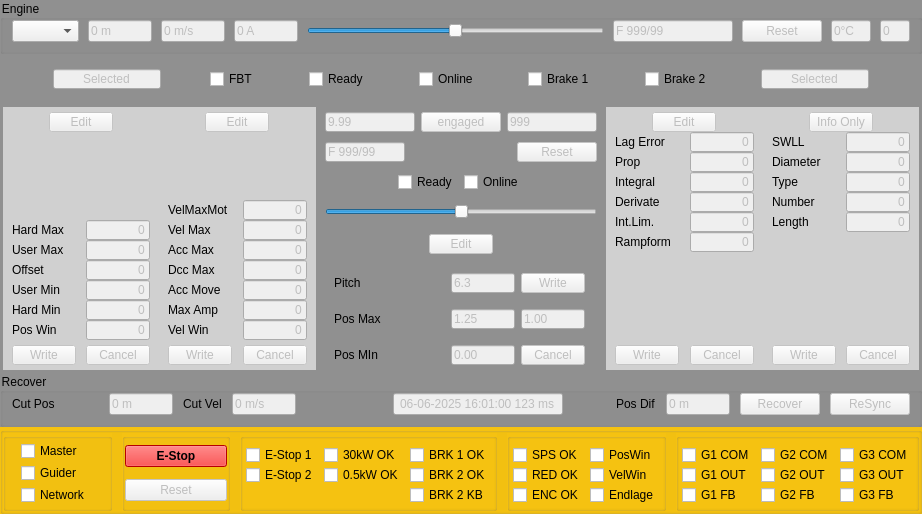
This is Migrating/Achse_Linux.ui in martburg/Migrate-Steuerung3D as Qt 5 draws it before an edit. The edited form follows.
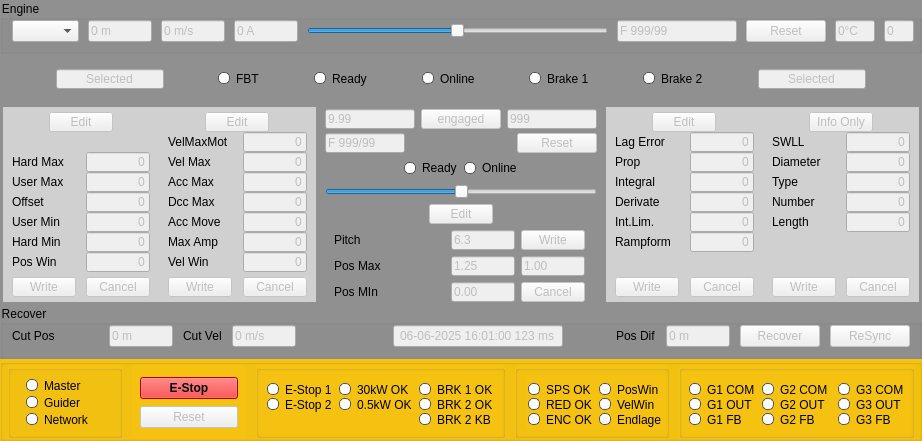
This is the edited form.

Patch:
```diff
--- a/Migrating/Achse_Linux.ui
+++ b/Migrating/Achse_Linux.ui
@@ -7,7 +7,7 @@
     <x>0</x>
     <y>0</y>
     <width>922</width>
-    <height>514</height>
+    <height>433</height>
    </rect>
   </property>
   <property name="windowTitle">
@@ -17,7 +17,17 @@
    <string notr="true">QGroupBox {
     background-color: #909090;
 }
-</string>
+QCheckBox::indicator {
+    width: 10px;
+    height: 10px;
+    border-radius: 5px;
+    border: 1px solid #555;
+    background-color: white;
+}
+
+QCheckBox::indicator:checked {
+    background-color: #0078d7;
+}</string>
   </property>
   <layout class="QVBoxLayout" name="mainLayout">
    <property name="spacing">
@@ -51,7 +61,7 @@
        <number>0</number>
       </property>
       <property name="rightMargin">
-       <number>9</number>
+       <number>5</number>
       </property>
       <property name="bottomMargin">
        <number>9</number>
@@ -3996,13 +4006,13 @@
        <number>10</number>
       </property>
       <property name="leftMargin">
-       <number>0</number>
+       <number>5</number>
       </property>
       <property name="topMargin">
        <number>0</number>
       </property>
       <property name="rightMargin">
-       <number>0</number>
+       <number>5</number>
       </property>
       <property name="bottomMargin">
        <number>0</number>
@@ -4020,16 +4030,19 @@
           <number>15</number>
          </property>
          <property name="topMargin">
-          <number>0</number>
+          <number>5</number>
          </property>
          <property name="rightMargin">
           <number>0</number>
          </property>
          <property name="bottomMargin">
-          <number>0</number>
+          <number>5</number>
          </property>
          <item>
           <widget class="QCheckBox" name="cbEsMaster">
+           <property name="styleSheet">
+            <string notr="true"/>
+           </property>
            <property name="text">
             <string>Master</string>
            </property>
@@ -4054,21 +4067,33 @@
       </item>
       <item>
        <widget class="QGroupBox" name="groupBox_8">
+        <property name="styleSheet">
+         <string notr="true">QGroupBox {
+    border: none;
+    margin-top: 0px;
+}
+
+QGroupBox::title {
+    subcontrol-origin: margin;
+    subcontrol-position: top left;
+    padding: 0px 0px;
+}</string>
+        </property>
         <property name="title">
          <string/>
         </property>
         <layout class="QVBoxLayout" name="verticalLayout_16">
          <property name="leftMargin">
-          <number>0</number>
+          <number>5</number>
          </property>
          <property name="topMargin">
-          <number>0</number>
+          <number>5</number>
          </property>
          <property name="rightMargin">
-          <number>0</number>
+          <number>5</number>
          </property>
          <property name="bottomMargin">
-          <number>0</number>
+          <number>5</number>
          </property>
          <item>
           <widget class="QPushButton" name="btnEStop">
@@ -4133,16 +4158,16 @@
              <number>0</number>
             </property>
             <property name="leftMargin">
-             <number>0</number>
+             <number>5</number>
             </property>
             <property name="topMargin">
-             <number>0</number>
+             <number>5</number>
             </property>
             <property name="rightMargin">
              <number>0</number>
             </property>
             <property name="bottomMargin">
-             <number>0</number>
+             <number>5</number>
             </property>
             <item>
              <widget class="QCheckBox" name="cbEsEStop1">
@@ -4201,13 +4226,13 @@
              <number>0</number>
             </property>
             <property name="topMargin">
-             <number>0</number>
+             <number>5</number>
             </property>
             <property name="rightMargin">
              <number>0</number>
             </property>
             <property name="bottomMargin">
-             <number>0</number>
+             <number>5</number>
             </property>
             <item>
              <widget class="QCheckBox" name="cbEs30kW">
@@ -4259,13 +4284,13 @@
              <number>0</number>
             </property>
             <property name="topMargin">
-             <number>0</number>
+             <number>5</number>
             </property>
             <property name="rightMargin">
-             <number>0</number>
+             <number>5</number>
             </property>
             <property name="bottomMargin">
-             <number>0</number>
+             <number>5</number>
             </property>
             <item>
              <widget class="QCheckBox" name="cbEsBRK1OK">
@@ -4304,16 +4329,16 @@
           <number>0</number>
          </property>
          <property name="leftMargin">
-          <number>0</number>
+          <number>7</number>
          </property>
          <property name="topMargin">
-          <number>0</number>
+          <number>5</number>
          </property>
          <property name="rightMargin">
           <number>0</number>
          </property>
          <property name="bottomMargin">
-          <number>0</number>
+          <number>5</number>
          </property>
          <item>
           <widget class="QGroupBox" name="gbSps">
@@ -4466,16 +4491,16 @@
              <number>0</number>
             </property>
             <property name="leftMargin">
-             <number>0</number>
+             <number>4</number>
             </property>
             <property name="topMargin">
-             <number>0</number>
+             <number>5</number>
             </property>
             <property name="rightMargin">
              <number>0</number>
             </property>
             <property name="bottomMargin">
-             <number>0</number>
+             <number>5</number>
             </property>
             <item>
              <widget class="QCheckBox" name="cbEsG1COM">
@@ -4521,13 +4546,13 @@
              <number>0</number>
             </property>
             <property name="topMargin">
-             <number>0</number>
+             <number>5</number>
             </property>
             <property name="rightMargin">
-             <number>0</number>
+             <number>3</number>
             </property>
             <property name="bottomMargin">
-             <number>0</number>
+             <number>5</number>
             </property>
             <item>
              <widget class="QCheckBox" name="cbEsG2COM">
@@ -4573,13 +4598,13 @@
              <number>0</number>
             </property>
             <property name="topMargin">
-             <number>0</number>
+             <number>5</number>
             </property>
             <property name="rightMargin">
-             <number>0</number>
+             <number>3</number>
             </property>
             <property name="bottomMargin">
-             <number>0</number>
+             <number>5</number>
             </property>
             <item>
              <widget class="QCheckBox" name="cbEsG3COM">
@@ -4606,6 +4631,9 @@
             </item>
             <item>
              <widget class="QCheckBox" name="cbEsG3FB">
+              <property name="styleSheet">
+               <string notr="true"/>
+              </property>
               <property name="text">
                <string>G3 FB</string>
               </property>
```
Left out of the diff: 178 changed lines with no effect on the pictures.
